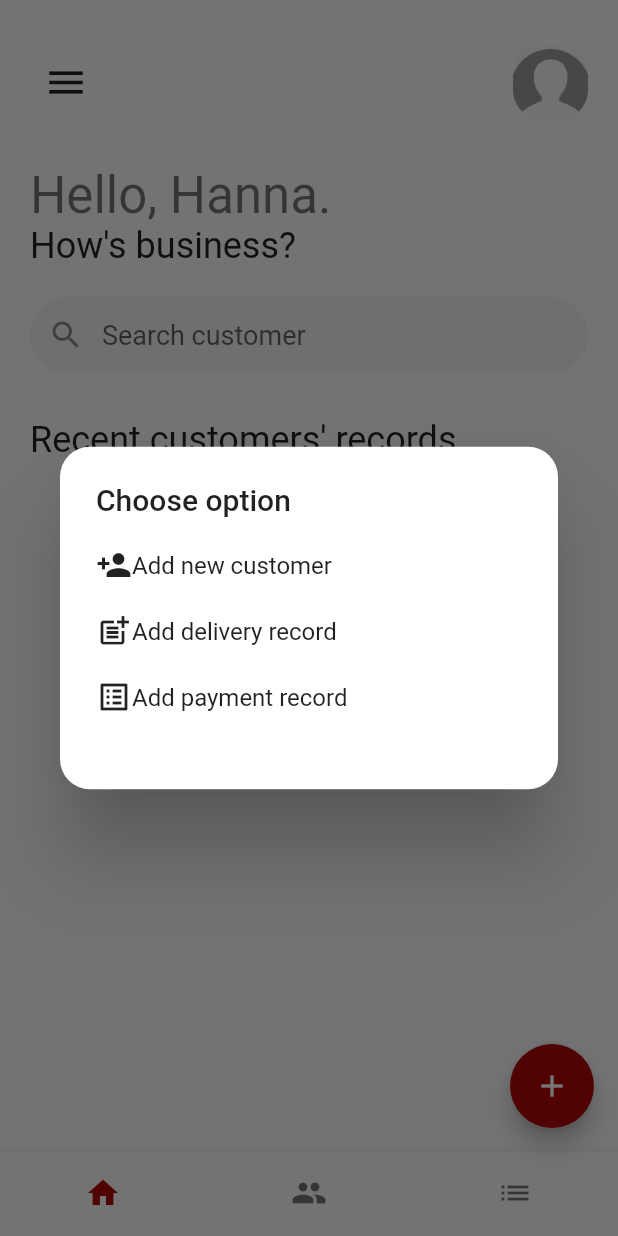
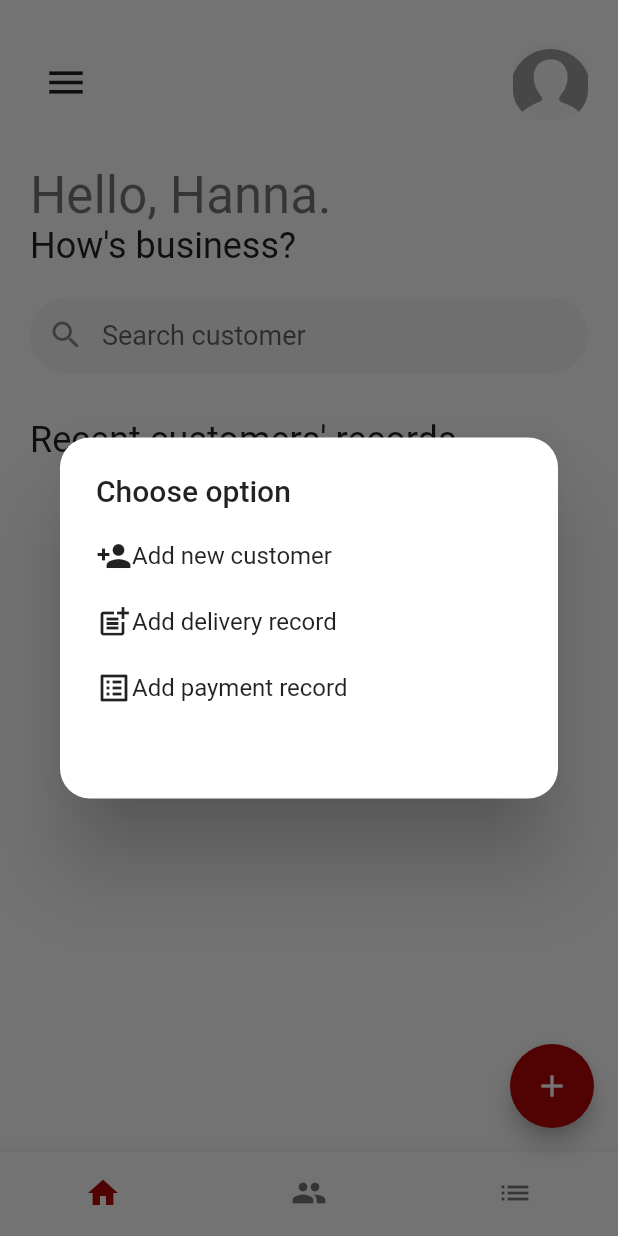
Before and after one commit to king-kloy/benevolence_calculator, a Flutter app: the MyHomePage screen opened directly, after a tap on the "add" icon, on a phone screen of 412 x 824 dp. Run offline on Flutter 3.47's test engine with Material 2 defaults, Android fonts, the phone set to English and light mode, and no system bars; our stand-ins replace bloc, equatable, flutter_bloc, flutter_datetime_picker, get_it, image_picker and 1 more; accounts and stored records are empty.

Commit message:
increase dialogue height

```diff
--- a/lib/src/app.dart
+++ b/lib/src/app.dart
@@ -72,7 +72,7 @@ class _MyHomePageState extends State<MyHomePage> {
                               BorderRadius.all(Radius.circular(20.0))),
                       content: Container(
                         width: mScreenWidth,
-                        height: mScreenHeight / 6,
+                        height: mScreenHeight / 5.5,
                         decoration: BoxDecoration(
                           shape: BoxShape.rectangle,
                           color: const Color(0xFFFFFF),
```
